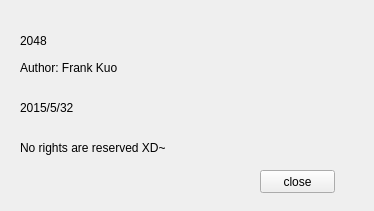
Above: copyrightinformation.ui from F74036344/2048 before the change. Below: the same form after it.
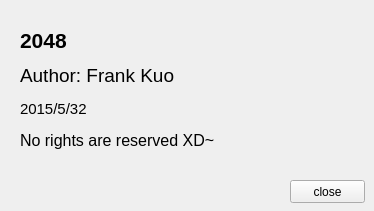
That is the form after the change.

What changed in the file:
```diff
--- a/copyrightinformation.ui
+++ b/copyrightinformation.ui
@@ -23,7 +23,7 @@
     </rect>
    </property>
    <property name="text">
-    <string>2048</string>
+    <string>&lt;html&gt;&lt;head/&gt;&lt;body&gt;&lt;p&gt;&lt;span style=&quot; font-size:16pt; font-weight:600;&quot;&gt;2048&lt;/span&gt;&lt;/p&gt;&lt;/body&gt;&lt;/html&gt;</string>
    </property>
   </widget>
   <widget class="QLabel" name="label_2">
@@ -31,12 +31,12 @@
     <rect>
      <x>20</x>
      <y>60</y>
-     <width>131</width>
-     <height>16</height>
+     <width>161</width>
+     <height>31</height>
     </rect>
    </property>
    <property name="text">
-    <string>Author: Frank Kuo</string>
+    <string>&lt;html&gt;&lt;head/&gt;&lt;body&gt;&lt;p&gt;&lt;span style=&quot; font-size:14pt;&quot;&gt;Author: Frank Kuo&lt;/span&gt;&lt;/p&gt;&lt;/body&gt;&lt;/html&gt;</string>
    </property>
   </widget>
   <widget class="QLabel" name="label_3">
@@ -49,27 +49,27 @@
     </rect>
    </property>
    <property name="text">
-    <string>2015/5/32</string>
+    <string>&lt;html&gt;&lt;head/&gt;&lt;body&gt;&lt;p&gt;&lt;span style=&quot; font-size:11pt;&quot;&gt;2015/5/32&lt;/span&gt;&lt;/p&gt;&lt;/body&gt;&lt;/html&gt;</string>
    </property>
   </widget>
   <widget class="QLabel" name="label_4">
    <property name="geometry">
     <rect>
      <x>20</x>
-     <y>140</y>
-     <width>251</width>
-     <height>16</height>
+     <y>125</y>
+     <width>271</width>
+     <height>31</height>
     </rect>
    </property>
    <property name="text">
-    <string>No rights are reserved XD~</string>
+    <string>&lt;html&gt;&lt;head/&gt;&lt;body&gt;&lt;p&gt;&lt;span style=&quot; font-size:12pt;&quot;&gt;No rights are reserved XD~&lt;/span&gt;&lt;/p&gt;&lt;/body&gt;&lt;/html&gt;</string>
    </property>
   </widget>
   <widget class="QPushButton" name="pushButton">
    <property name="geometry">
     <rect>
-     <x>260</x>
-     <y>170</y>
+     <x>290</x>
+     <y>180</y>
      <width>75</width>
      <height>23</height>
     </rect>
```
Left out of the diff: 4 changed lines with no effect on the pictures.
